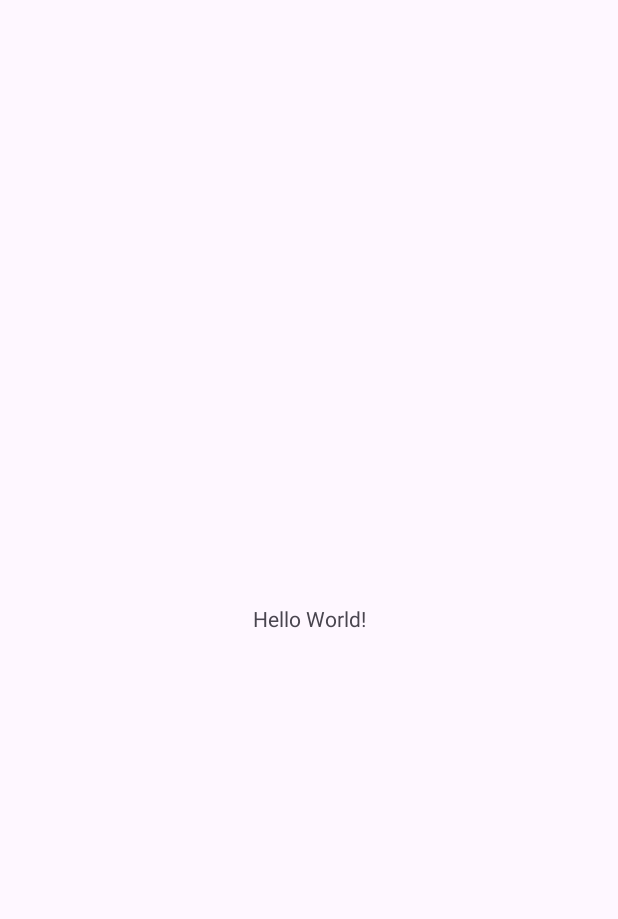
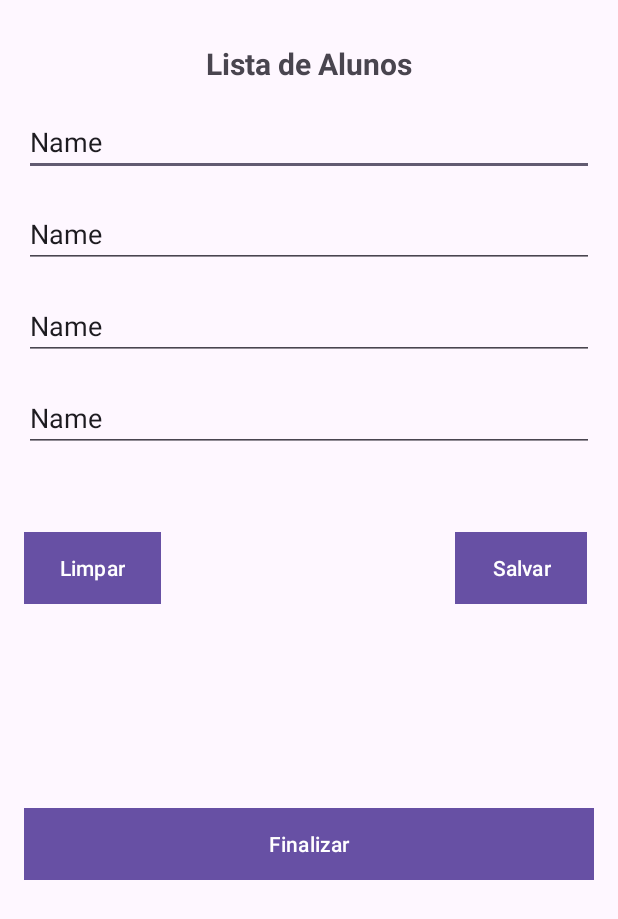
Before and after one commit to pedroalmeidaphp/Desenvolvimento-Android, an Android app: the screen it shows after launch (MainActivity), on a phone screen of 412 x 824 dp. Before the commit the part shown is almost empty. Shown: the top 919 px of the screen. Run offline under Robolectric (Android 15) with nearby library versions, the phone set to English and light mode, and no system bars.

Commit message:
Layout pronto

```diff
--- a/ListaVip/app/build.gradle
+++ b/ListaVip/app/build.gradle
@@ -33,7 +33,5 @@ dependencies {
     implementation 'androidx.appcompat:appcompat:1.6.1'
     implementation 'com.google.android.material:material:1.5.0'
     implementation 'androidx.constraintlayout:constraintlayout:2.1.4'
-    testImplementation 'junit:junit:4.13.2'
-    androidTestImplementation 'androidx.test.ext:junit:1.1.5'
-    androidTestImplementation 'androidx.test.espresso:espresso-core:3.5.1'
+
 }
--- a/ListaVip/app/src/main/res/layout/activity_main.xml
+++ b/ListaVip/app/src/main/res/layout/activity_main.xml
@@ -7,12 +7,108 @@
     tools:context=".MainActivity">
 
     <TextView
+        android:id="@+id/textView"
         android:layout_width="wrap_content"
         android:layout_height="wrap_content"
-        android:text="Hello World!"
+        android:text="Lista de Alunos"
+        android:textSize="20sp"
+        android:textStyle="bold"
         app:layout_constraintBottom_toBottomOf="parent"
         app:layout_constraintEnd_toEndOf="parent"
         app:layout_constraintStart_toStartOf="parent"
-        app:layout_constraintTop_toTopOf="parent" />
+        app:layout_constraintTop_toTopOf="parent"
+        app:layout_constraintVertical_bias="0.036" />
+
+    <EditText
+        android:id="@+id/editTextText"
+        android:layout_width="match_parent"
+        android:layout_height="wrap_content"
+        android:layout_margin="16dp"
+        android:ems="10"
+        android:hint="Primeiro Nome"
+        android:inputType="text"
+        android:text="Name"
+        app:layout_constraintEnd_toEndOf="parent"
+        app:layout_constraintStart_toStartOf="parent"
+        app:layout_constraintTop_toBottomOf="@+id/textView" />
+
+    <EditText
+        android:id="@+id/editTextText2"
+        android:layout_width="match_parent"
+        android:layout_height="wrap_content"
+        android:layout_margin="16dp"
+        android:ems="10"
+        android:hint="Sobrenome"
+        android:inputType="text"
+        android:text="Name"
+        app:layout_constraintEnd_toEndOf="parent"
+        app:layout_constraintStart_toStartOf="parent"
+        app:layout_constraintTop_toBottomOf="@+id/editTextText" />
+
+    <EditText
+        android:id="@+id/editTextText3"
+        android:layout_width="match_parent"
+        android:layout_height="wrap_content"
+        android:layout_margin="16dp"
+        android:ems="10"
+        android:hint="Curso"
+        android:inputType="text"
+        android:text="Name"
+        app:layout_constraintEnd_toEndOf="parent"
+        app:layout_constraintStart_toStartOf="parent"
+        app:layout_constraintTop_toBottomOf="@+id/editTextText2" />
+
+    <EditText
+        android:id="@+id/editTextText4"
+        android:layout_width="match_parent"
+        android:layout_height="wrap_content"
+        android:layout_margin="16dp"
+        android:ems="10"
+        android:hint="Celular"
+        android:inputType="text"
+        android:text="Name"
+        app:layout_constraintEnd_toEndOf="parent"
+        app:layout_constraintStart_toStartOf="parent"
+        app:layout_constraintTop_toBottomOf="@+id/editTextText3" />
+
+    <Button
+        android:id="@+id/button"
+        android:layout_width="wrap_content"
+        android:layout_height="wrap_content"
+        android:layout_marginStart="16dp"
+        android:layout_marginBottom="136dp"
+        android:background="@color/Botoes"
+        android:text="Limpar"
+        app:layout_constraintBottom_toTopOf="@+id/button3"
+        app:layout_constraintStart_toStartOf="parent"
+        app:layout_constraintTop_toBottomOf="@+id/editTextText4"
+        app:layout_constraintVertical_bias="1.0" />
+
+    <Button
+        android:id="@+id/button2"
+        android:layout_width="wrap_content"
+        android:layout_height="wrap_content"
+        android:layout_marginStart="196dp"
+        android:layout_marginBottom="136dp"
+        android:background="@color/Botoes"
+        android:text="Salvar"
+        app:layout_constraintBottom_toTopOf="@+id/button3"
+        app:layout_constraintStart_toEndOf="@+id/button"
+        app:layout_constraintTop_toBottomOf="@+id/editTextText4"
+        app:layout_constraintVertical_bias="1.0" />
+
+    <Button
+        android:id="@+id/button3"
+        android:layout_width="match_parent"
+        android:layout_height="wrap_content"
+        android:layout_margin="16dp"
+        android:layout_marginBottom="144dp"
+        android:background="@color/Botoes"
+        android:text="Finalizar"
+        app:layout_constraintBottom_toBottomOf="parent"
+        app:layout_constraintEnd_toEndOf="parent"
+        app:layout_constraintHorizontal_bias="0.0"
+        app:layout_constraintStart_toStartOf="parent"
+        app:layout_constraintTop_toBottomOf="@+id/editTextText4" />
 
 </androidx.constraintlayout.widget.ConstraintLayout>
--- a/ListaVip/app/src/main/res/values/colors.xml
+++ b/ListaVip/app/src/main/res/values/colors.xml
@@ -2,4 +2,5 @@
 <resources>
     <color name="black">#FF000000</color>
     <color name="white">#FFFFFFFF</color>
+    <color name="Botoes">#00BCD4</color>
 </resources>
```
Also changed, not shown: 2 other files.
